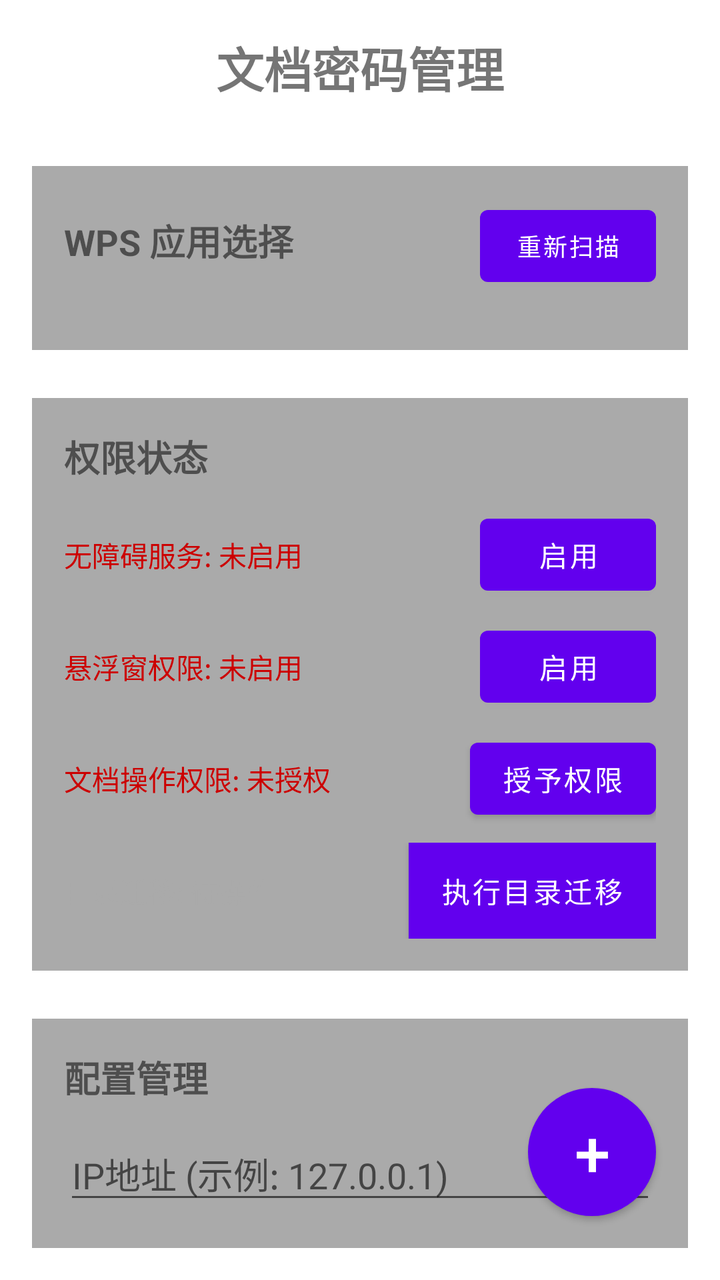
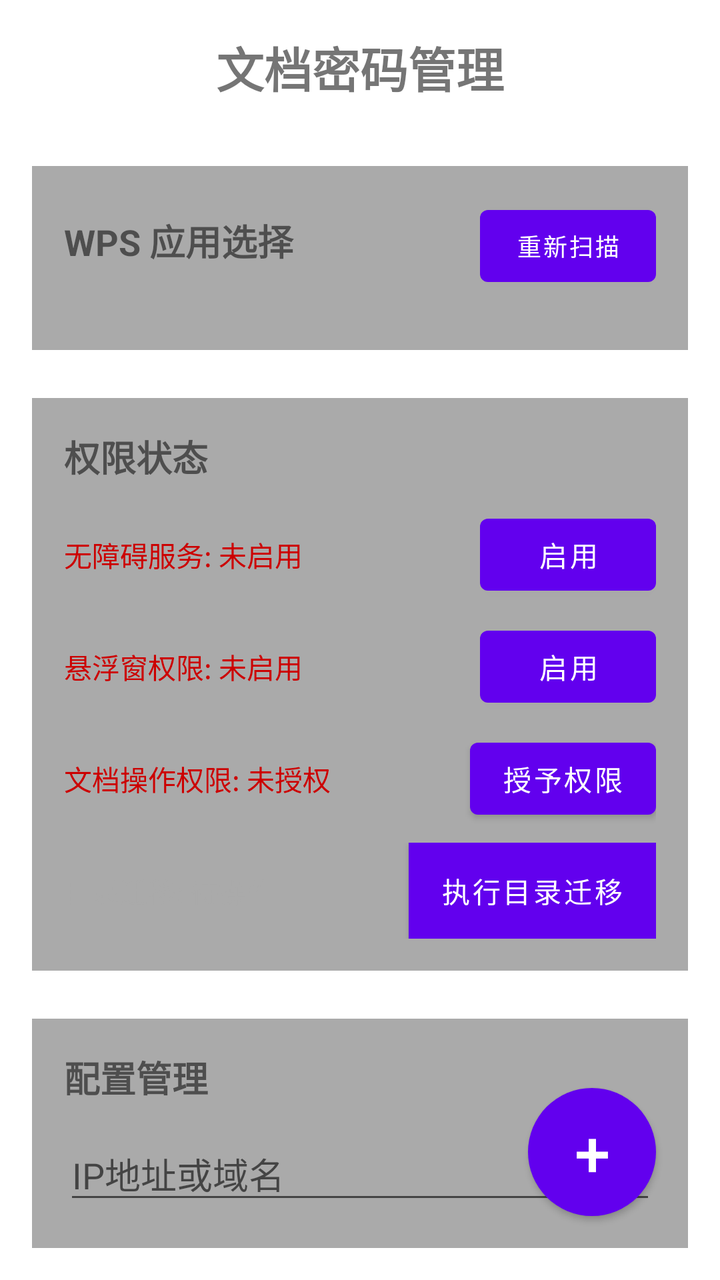

Two renders of the same Android screen: before a commit and after it. Below are the layout's source before the change and the commit's diff.
<!-- AndroidManifest.xml: application theme Theme.WpsPasswordManager -->
<!-- res/layout/activity_main.xml -->
<?xml version="1.0" encoding="utf-8"?>
<RelativeLayout xmlns:android="http://schemas.android.com/apk/res/android"
    xmlns:app="http://schemas.android.com/apk/res-auto"
    xmlns:tools="http://schemas.android.com/tools"
    android:layout_width="match_parent"
    android:layout_height="match_parent"
    tools:context=".ui.MainActivity">

    <androidx.core.widget.NestedScrollView
        android:layout_width="match_parent"
        android:layout_height="match_parent"
        android:padding="16dp">

    <LinearLayout
        android:layout_width="match_parent"
        android:layout_height="wrap_content"
        android:orientation="vertical">

    <TextView
        android:id="@+id/app_title"
        android:layout_width="wrap_content"
        android:layout_height="wrap_content"
        android:layout_gravity="center"
        android:layout_marginBottom="32dp"
        android:text="文档密码管理"
        android:textSize="24sp"
        android:textStyle="bold" />

    
    <LinearLayout
        android:layout_width="match_parent"
        android:layout_height="wrap_content"
        android:orientation="vertical"
        android:background="@android:color/darker_gray"
        android:padding="16dp"
        android:layout_marginBottom="24dp"
        android:radius="8dp">

        <LinearLayout
            android:layout_width="match_parent"
            android:layout_height="wrap_content"
            android:orientation="horizontal"
            android:layout_marginBottom="12dp">

            <TextView
                android:layout_width="0dp"
                android:layout_height="wrap_content"
                android:layout_weight="1"
                android:text="WPS 应用选择"
                android:textSize="18sp"
                android:textStyle="bold" />

            <Button
                android:id="@+id/scan_wps_button"
                android:layout_width="wrap_content"
                android:layout_height="wrap_content"
                android:text="重新扫描"
                android:textSize="12sp" />

        </LinearLayout>

        <LinearLayout
            android:id="@+id/wps_scanning_layout"
            android:layout_width="match_parent"
            android:layout_height="wrap_content"
            android:orientation="horizontal"
            android:gravity="center"
            android:visibility="gone"
            android:layout_marginBottom="12dp">

            <ProgressBar
                android:layout_width="24dp"
                android:layout_height="24dp"
                android:layout_marginEnd="8dp" />

            <TextView
                android:layout_width="wrap_content"
                android:layout_height="wrap_content"
                android:text="正在扫描应用..." />

        </LinearLayout>

        <LinearLayout
            android:id="@+id/wps_empty_layout"
            android:layout_width="match_parent"
            android:layout_height="wrap_content"
            android:orientation="vertical"
            android:visibility="gone"
            android:layout_marginBottom="12dp">

            <TextView
                android:layout_width="wrap_content"
                android:layout_height="wrap_content"
                android:text="未检测到 WPS 应用"
                android:textColor="@android:color/holo_red_dark"
                android:layout_gravity="center"
                android:layout_marginBottom="12dp" />

            <Button
                android:id="@+id/install_wps_button"
                android:layout_width="wrap_content"
                android:layout_height="wrap_content"
                android:text="前往应用商店安装"
                android:layout_gravity="center" />

        </LinearLayout>

        <androidx.recyclerview.widget.RecyclerView
            android:id="@+id/wps_app_list"
            android:layout_width="match_parent"
            android:layout_height="wrap_content"
            android:nestedScrollingEnabled="false"
            android:visibility="gone" />

        <TextView
            android:id="@+id/wps_selected_info"
            android:layout_width="wrap_content"
            android:layout_height="wrap_content"
            android:textSize="12sp"
            android:textColor="@android:color/holo_green_dark"
            android:visibility="gone"
            android:layout_marginTop="8dp" />

    </LinearLayout>

    
    <LinearLayout
        android:layout_width="match_parent"
        android:layout_height="wrap_content"
        android:orientation="vertical"
        android:background="@android:color/darker_gray"
        android:padding="16dp"
        android:layout_marginBottom="24dp"
        android:radius="8dp">

        <TextView
            android:id="@+id/permission_status_title"
            android:layout_width="wrap_content"
            android:layout_height="wrap_content"
            android:text="权限状态"
            android:textSize="18sp"
            android:textStyle="bold"
            android:layout_marginBottom="12dp"
            android:clickable="true"
            android:focusable="true" />

        <LinearLayout
            android:layout_width="match_parent"
            android:layout_height="wrap_content"
            android:orientation="horizontal"
            android:layout_marginBottom="8dp">

            <TextView
                android:id="@+id/accessibility_status"
                android:layout_width="0dp"
                android:layout_height="wrap_content"
                android:layout_weight="1"
                android:text="无障碍服务: 未启用"
                android:textColor="@android:color/holo_red_dark" />

            <Button
                android:id="@+id/enable_accessibility_button"
                android:layout_width="wrap_content"
                android:layout_height="wrap_content"
                android:text="启用" />

        </LinearLayout>

        <LinearLayout
            android:layout_width="match_parent"
            android:layout_height="wrap_content"
            android:orientation="horizontal"
            android:layout_marginBottom="8dp">

            <TextView
                android:id="@+id/overlay_status"
                android:layout_width="0dp"
                android:layout_height="wrap_content"
                android:layout_weight="1"
                android:text="悬浮窗权限: 未启用"
                android:textColor="@android:color/holo_red_dark" />

            <Button
                android:id="@+id/enable_overlay_button"
                android:layout_width="wrap_content"
                android:layout_height="wrap_content"
                android:text="启用" />

        </LinearLayout>

        <LinearLayout
            android:layout_width="match_parent"
            android:layout_height="wrap_content"
            android:orientation="horizontal"
            android:layout_marginBottom="8dp">

            <TextView
                android:id="@+id/manage_storage_status"
                android:layout_width="0dp"
                android:layout_height="wrap_content"
                android:layout_weight="1"
                android:text="文档操作权限: 未授权"
                android:textColor="@android:color/holo_red_dark" />

            <Button
                android:id="@+id/manage_storage_button"
                android:layout_width="wrap_content"
                android:layout_height="wrap_content"
                android:text="授予权限" />

        </LinearLayout>

        <LinearLayout
            android:layout_width="match_parent"
            android:layout_height="wrap_content"
            android:orientation="horizontal">

            <TextView
                android:id="@+id/migration_status"
                android:layout_width="0dp"
                android:layout_height="wrap_content"
                android:layout_weight="1"
                android:text="目录迁移: 待操作"
                android:textColor="@android:color/darker_gray" />

            <Button
                android:id="@+id/migration_button"
                android:layout_width="wrap_content"
                android:layout_height="wrap_content"
                android:text="执行目录迁移"
                android:background="@color/purple_500"
                android:textColor="@color/white" />

        </LinearLayout>

    </LinearLayout>

    
    <LinearLayout
        android:layout_width="match_parent"
        android:layout_height="wrap_content"
        android:orientation="vertical"
        android:background="@android:color/darker_gray"
        android:padding="16dp"
        android:layout_marginBottom="24dp"
        android:radius="8dp">

        <TextView
            android:layout_width="wrap_content"
            android:layout_height="wrap_content"
            android:text="配置管理"
            android:textSize="18sp"
            android:textStyle="bold"
            android:layout_marginBottom="12dp" />

        <TextView
            android:id="@+id/user_info_text_view"
            android:layout_width="wrap_content"
            android:layout_height="wrap_content"
            android:layout_gravity="right"
            android:textColor="@android:color/holo_green_dark"
            android:layout_marginBottom="12dp"
            android:visibility="gone" />

        <LinearLayout
            android:layout_width="match_parent"
            android:layout_height="wrap_content"
            android:orientation="vertical"
            android:layout_marginBottom="12dp">

            <EditText
                android:id="@+id/ip_address_input"
                android:layout_width="match_parent"
                android:layout_height="wrap_content"
                android:hint="IP地址 (示例: 127.0.0.1)"
                android:inputType="text"
                android:layout_marginBottom="8dp" />

            <TextView
                android:id="@+id/ip_address_error"
                android:layout_width="match_parent"
                android:layout_height="wrap_content"
                android:textColor="@android:color/holo_red_dark"
                android:textSize="12sp"
                android:visibility="gone" />

        </LinearLayout>

        <LinearLayout
            android:layout_width="match_parent"
            android:layout_height="wrap_content"
            android:orientation="vertical"
            android:layout_marginBottom="12dp">

            <EditText
                android:id="@+id/port_input"
                android:layout_width="match_parent"
                android:layout_height="wrap_content"
                android:hint="端口号"
                android:inputType="number"
                android:layout_marginBottom="8dp" />

            <TextView
                android:id="@+id/port_error"
                android:layout_width="match_parent"
                android:layout_height="wrap_content"
                android:textColor="@android:color/holo_red_dark"
                android:textSize="12sp"
                android:visibility="gone" />

        </LinearLayout>

        <LinearLayout
            android:layout_width="match_parent"
            android:layout_height="wrap_content"
            android:orientation="vertical"
            android:layout_marginBottom="12dp">

            <EditText
                android:id="@+id/username_input"
                android:layout_width="match_parent"
                android:layout_height="wrap_content"
                android:hint="用户名"
                android:inputType="text"
                android:layout_marginBottom="8dp" />

            <TextView
                android:id="@+id/username_error"
                android:layout_width="match_parent"
                android:layout_height="wrap_content"
                android:textColor="@android:color/holo_red_dark"
                android:textSize="12sp"
                android:visibility="gone" />

        </LinearLayout>

        <LinearLayout
            android:layout_width="match_parent"
            android:layout_height="wrap_content"
            android:orientation="vertical"
            android:layout_marginBottom="12dp">

            <EditText
                android:id="@+id/password_input"
                android:layout_width="match_parent"
                android:layout_height="wrap_content"
                android:hint="密码"
                android:inputType="textPassword"
                android:layout_marginBottom="8dp" />

            <TextView
                android:id="@+id/password_error"
                android:layout_width="match_parent"
                android:layout_height="wrap_content"
                android:textColor="@android:color/holo_red_dark"
                android:textSize="12sp"
                android:visibility="gone" />

        </LinearLayout>

        <LinearLayout
            android:layout_width="match_parent"
            android:layout_height="wrap_content"
            android:orientation="horizontal"
            android:layout_marginBottom="16dp">

            <CheckBox
                android:id="@+id/remember_password_checkbox"
                android:layout_width="wrap_content"
                android:layout_height="wrap_content"
                android:text="记住密码" />

        </LinearLayout>

        <Button
            android:id="@+id/login_button"
            android:layout_width="match_parent"
            android:layout_height="wrap_content"
            android:text="登录"
            android:background="@android:color/holo_purple"
            android:textColor="@android:color/white" />

    </LinearLayout>

    
    <Button
        android:id="@+id/generate_password_button"
        android:layout_width="match_parent"
        android:layout_height="wrap_content"
        android:layout_marginBottom="16dp"
        android:text="生成密码"
        android:background="@android:color/holo_blue_light"
        android:textColor="@android:color/white"
        android:visibility="gone" />

    <Button
        android:id="@+id/manage_passwords_button"
        android:layout_width="match_parent"
        android:layout_height="wrap_content"
        android:layout_marginBottom="16dp"
        android:text="管理密码"
        android:background="@android:color/holo_green_light"
        android:textColor="@android:color/white"
        android:visibility="gone" />



    
    <LinearLayout
        android:layout_width="match_parent"
        android:layout_height="wrap_content"
        android:orientation="vertical"
        android:background="@android:color/darker_gray"
        android:padding="16dp"
        android:layout_marginTop="24dp">

        <TextView
            android:layout_width="wrap_content"
            android:layout_height="wrap_content"
            android:text="使用指南"
            android:textSize="16sp"
            android:textStyle="bold"
            android:layout_marginBottom="8dp" />

        <TextView
            android:layout_width="wrap_content"
            android:layout_height="wrap_content"
            android:text="1. 启用无障碍服务和悬浮窗权限"
            android:layout_marginBottom="4dp" />

        <TextView
            android:layout_width="wrap_content"
            android:layout_height="wrap_content"
            android:text="2. 从文件管理器或其他应用选择文件，使用 WPS 密码助手打开"
            android:layout_marginBottom="4dp" />

    </LinearLayout>

    
    <TextView
        android:id="@+id/version_text_view"
        android:layout_width="wrap_content"
        android:layout_height="wrap_content"
        android:textSize="12sp"
        android:textColor="@android:color/darker_gray"
        android:layout_gravity="center"
        android:layout_marginTop="24dp" />

    </LinearLayout>
</androidx.core.widget.NestedScrollView>

    <Button
        android:id="@+id/fab_add_document"
        android:layout_width="64dp"
        android:layout_height="64dp"
        android:layout_alignParentBottom="true"
        android:layout_alignParentEnd="true"
        android:layout_marginBottom="32dp"
        android:layout_marginEnd="32dp"
        android:text="+"
        android:textSize="32sp"
        android:textColor="@android:color/white"
        android:background="@drawable/circle_button_background"
        android:elevation="8dp" />

</RelativeLayout>
<!-- resources referenced by this layout -->
<resources>
  <color name="purple_500">#FF6200EE</color>
  <color name="white">#FFFFFFFF</color>
  <!-- drawable circle_button_background (drawable) -->
  <?xml version="1.0" encoding="utf-8"?>
  <shape xmlns:android="http://schemas.android.com/apk/res/android"
      android:shape="oval">
      <solid android:color="#9C27B0" />
  </shape>
  <style name="Theme.WpsPasswordManager" parent="Theme.MaterialComponents.DayNight.DarkActionBar">
          
          <item name="colorPrimary">@color/purple_500</item>
          <item name="colorPrimaryVariant">@color/purple_700</item>
          <item name="colorOnPrimary">@color/white</item>
          
          <item name="colorSecondary">@color/teal_200</item>
          <item name="colorSecondaryVariant">@color/teal_700</item>
          <item name="colorOnSecondary">@color/black</item>
          
          <item name="android:statusBarColor" tools:targetApi="l">?attr/colorPrimaryVariant</item>
          
      </style>
  <color name="purple_700">#FF3700B3</color>
  <color name="teal_200">#FF03DAC5</color>
  <color name="teal_700">#FF018786</color>
  <color name="black">#FF000000</color>
</resources>

<!-- the commit's change to res/layout/activity_main.xml (unified diff, before → after) -->
@@ -272,7 +272,7 @@
                 android:id="@+id/ip_address_input"
                 android:layout_width="match_parent"
                 android:layout_height="wrap_content"
-                android:hint="IP地址 (示例: 127.0.0.1)"
+                android:hint="IP地址或域名"
                 android:inputType="text"
                 android:layout_marginBottom="8dp" />
 
